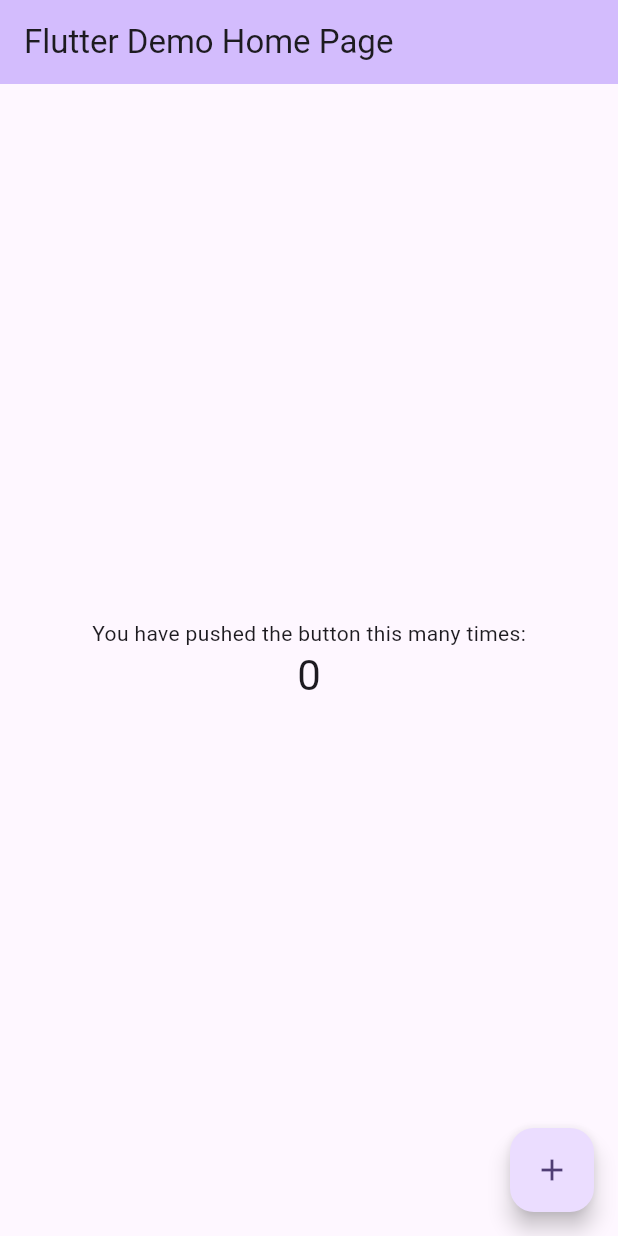
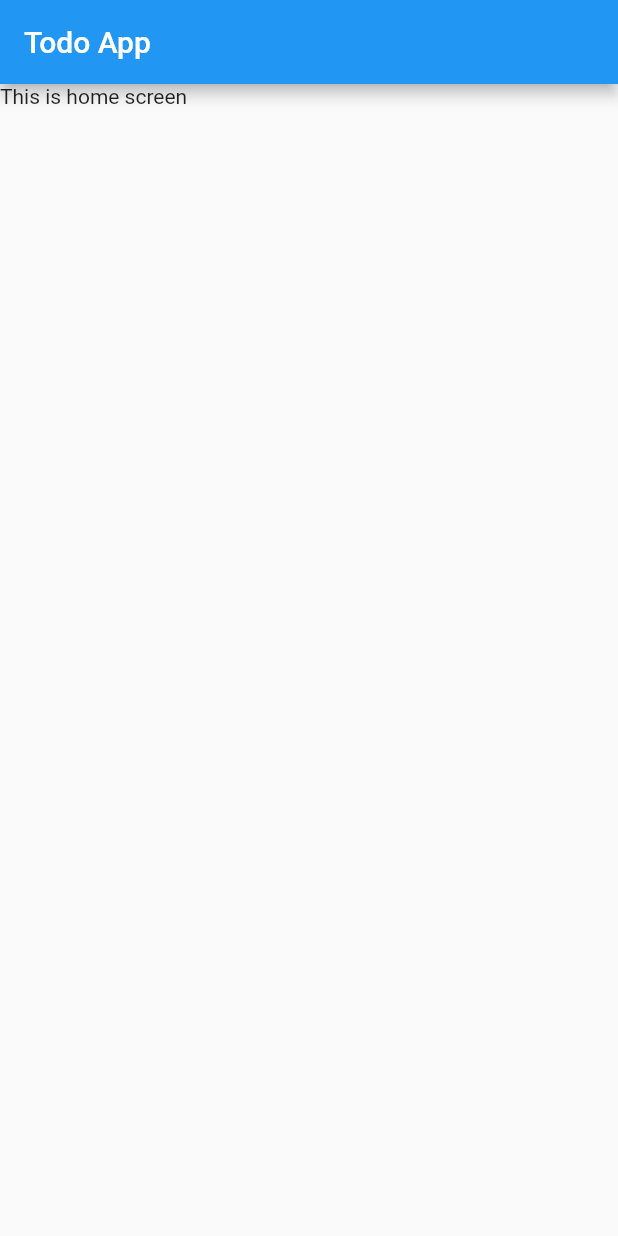
Before and after one commit to hjmille2/todo_list, a Flutter app: the screen it shows after launch, on a phone screen of 412 x 824 dp. Run offline on Flutter 3.47's test engine with Material 2 defaults, Android fonts, the phone set to English and light mode, and no system bars.

Commit message:
app set up

```diff
--- /dev/null
+++ b/lib/constants/colors.dart
@@ -0,0 +1 @@
+import 'package:flutter/material.dart';
--- a/lib/main.dart
+++ b/lib/main.dart
@@ -1,125 +1,19 @@
 import 'package:flutter/material.dart';
+import 'package:todo_list/screens/home.dart';
+
 
 void main() {
   runApp(const MyApp());
 }
 
 class MyApp extends StatelessWidget {
-  const MyApp({super.key});
+  const MyApp({Key? key}) : super(key: key);
 
-  // This widget is the root of your application.
   @override
   Widget build(BuildContext context) {
     return MaterialApp(
-      title: 'Flutter Demo',
-      theme: ThemeData(
-        // This is the theme of your application.
-        //
-        // TRY THIS: Try running your application with "flutter run". You'll see
-        // the application has a blue toolbar. Then, without quitting the app,
-        // try changing the seedColor in the colorScheme below to Colors.green
-        // and then invoke "hot reload" (save your changes or press the "hot
-        // reload" button in a Flutter-supported IDE, or press "r" if you used
-        // the command line to start the app).
-        //
-        // Notice that the counter didn't reset back to zero; the application
-        // state is not lost during the reload. To reset the state, use hot
-        // restart instead.
-        //
-        // This works for code too, not just values: Most code changes can be
-        // tested with just a hot reload.
-        colorScheme: ColorScheme.fromSeed(seedColor: Colors.deepPurple),
-        useMaterial3: true,
-      ),
-      home: const MyHomePage(title: 'Flutter Demo Home Page'),
+      title: 'ToDo App',
+      home: Home(),
     );
   }
 }
-
-class MyHomePage extends StatefulWidget {
-  const MyHomePage({super.key, required this.title});
-
-  // This widget is the home page of your application. It is stateful, meaning
-  // that it has a State object (defined below) that contains fields that affect
-  // how it looks.
-
-  // This class is the configuration for the state. It holds the values (in this
-  // case the title) provided by the parent (in this case the App widget) and
-  // used by the build method of the State. Fields in a Widget subclass are
-  // always marked "final".
-
-  final String title;
-
-  @override
-  State<MyHomePage> createState() => _MyHomePageState();
-}
-
-class _MyHomePageState extends State<MyHomePage> {
-  int _counter = 0;
-
-  void _incrementCounter() {
-    setState(() {
-      // This call to setState tells the Flutter framework that something has
-      // changed in this State, which causes it to rerun the build method below
-      // so that the display can reflect the updated values. If we changed
-      // _counter without calling setState(), then the build method would not be
-      // called again, and so nothing would appear to happen.
-      _counter++;
-    });
-  }
-
-  @override
-  Widget build(BuildContext context) {
-    // This method is rerun every time setState is called, for instance as done
-    // by the _incrementCounter method above.
-    //
-    // The Flutter framework has been optimized to make rerunning build methods
-    // fast, so that you can just rebuild anything that needs updating rather
-    // than having to individually change instances of widgets.
-    return Scaffold(
-      appBar: AppBar(
-        // TRY THIS: Try changing the color here to a specific color (to
-        // Colors.amber, perhaps?) and trigger a hot reload to see the AppBar
-        // change color while the other colors stay the same.
-        backgroundColor: Theme.of(context).colorScheme.inversePrimary,
-        // Here we take the value from the MyHomePage object that was created by
-        // the App.build method, and use it to set our appbar title.
-        title: Text(widget.title),
-      ),
-      body: Center(
-        // Center is a layout widget. It takes a single child and positions it
-        // in the middle of the parent.
-        child: Column(
-          // Column is also a layout widget. It takes a list of children and
-          // arranges them vertically. By default, it sizes itself to fit its
-          // children horizontally, and tries to be as tall as its parent.
-          //
-          // Column has various properties to control how it sizes itself and
-          // how it positions its children. Here we use mainAxisAlignment to
-          // center the children vertically; the main axis here is the vertical
-          // axis because Columns are vertical (the cross axis would be
-          // horizontal).
-          //
-          // TRY THIS: Invoke "debug painting" (choose the "Toggle Debug Paint"
-          // action in the IDE, or press "p" in the console), to see the
-          // wireframe for each widget.
-          mainAxisAlignment: MainAxisAlignment.center,
-          children: <Widget>[
-            const Text(
-              'You have pushed the button this many times:',
-            ),
-            Text(
-              '$_counter',
-              style: Theme.of(context).textTheme.headlineMedium,
-            ),
-          ],
-        ),
-      ),
-      floatingActionButton: FloatingActionButton(
-        onPressed: _incrementCounter,
-        tooltip: 'Increment',
-        child: const Icon(Icons.add),
-      ), // This trailing comma makes auto-formatting nicer for build methods.
-    );
-  }
-}
--- /dev/null
+++ b/lib/screens/home.dart
@@ -0,0 +1,15 @@
+import 'package:flutter/material.dart';
+
+class Home extends StatelessWidget {
+  const Home({Key? key}) : super(key: key);
+
+  @override
+  Widget build(BuildContext context){
+    return Scaffold(
+      appBar: AppBar(title: Text('Todo App')),
+      body: Container(
+        child: Text('This is home screen'),
+      )
+    );
+  }
+}
```
